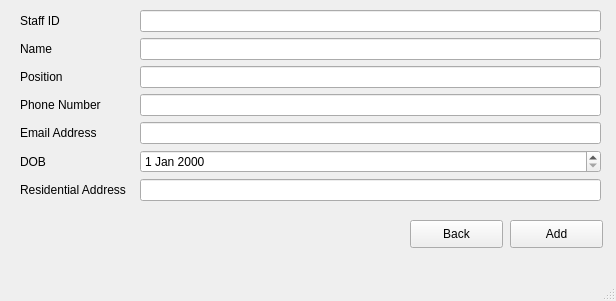
First picture: the form in ui_files/StaffAdd.ui, repository TahaZahid05/Restaurant-Managment-System, before the edit.
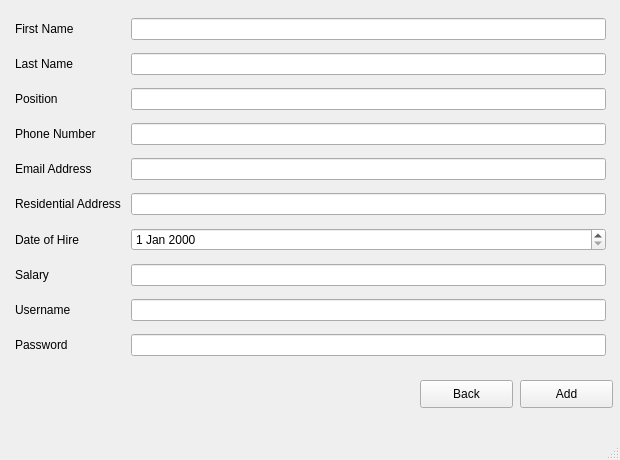
Second picture: the form after the edit.

Commit message: Staff management done

```diff
--- a/ui_files/StaffAdd.ui
+++ b/ui_files/StaffAdd.ui
@@ -6,10 +6,16 @@
    <rect>
     <x>0</x>
     <y>0</y>
-    <width>616</width>
-    <height>301</height>
+    <width>620</width>
+    <height>460</height>
    </rect>
   </property>
+  <property name="sizePolicy">
+   <sizepolicy hsizetype="Fixed" vsizetype="Fixed">
+    <horstretch>0</horstretch>
+    <verstretch>0</verstretch>
+   </sizepolicy>
+  </property>
   <property name="windowTitle">
    <string>Add Staff</string>
   </property>
@@ -17,8 +23,8 @@
    <widget class="QPushButton" name="addStaffButton">
     <property name="geometry">
      <rect>
-      <x>510</x>
-      <y>220</y>
+      <x>520</x>
+      <y>380</y>
       <width>93</width>
       <height>28</height>
      </rect>
@@ -27,31 +33,83 @@
      <string>Add</string>
     </property>
    </widget>
+   <widget class="QPushButton" name="backButton">
+    <property name="geometry">
+     <rect>
+      <x>420</x>
+      <y>380</y>
+      <width>93</width>
+      <height>28</height>
+     </rect>
+    </property>
+    <property name="text">
+     <string>Back</string>
+    </property>
+   </widget>
    <widget class="QWidget" name="gridLayoutWidget">
     <property name="geometry">
      <rect>
-      <x>20</x>
+      <x>10</x>
       <y>10</y>
-      <width>581</width>
-      <height>198</height>
+      <width>601</width>
+      <height>361</height>
      </rect>
     </property>
-    <layout class="QGridLayout" name="gridLayout" rowstretch="0,0,0,0,0,0,0" columnstretch="0,0">
+    <layout class="QGridLayout" name="gridLayout" rowstretch="0,0,0,0,0,0,0,0,0,0" columnstretch="0,0">
+     <property name="leftMargin">
+      <number>5</number>
+     </property>
+     <property name="rightMargin">
+      <number>5</number>
+     </property>
      <property name="horizontalSpacing">
-      <number>14</number>
+      <number>10</number>
      </property>
-     <item row="5" column="1">
-      <widget class="QDateEdit" name="dateEdit"/>
+     <property name="verticalSpacing">
+      <number>5</number>
+     </property>
+     <item row="0" column="0">
+      <widget class="QLabel" name="label_4">
+       <property name="text">
+        <string>First Name</string>
+       </property>
+      </widget>
+     </item>
+     <item row="0" column="1">
+      <widget class="QLineEdit" name="lineEdit_7"/>
+     </item>
+     <item row="8" column="1">
+      <widget class="QLineEdit" name="lineEdit_8"/>
      </item>
      <item row="5" column="0">
+      <widget class="QLabel" name="label_2">
+       <property name="text">
+        <string>Residential Address</string>
+       </property>
+      </widget>
+     </item>
+     <item row="6" column="0">
       <widget class="QLabel" name="label">
        <property name="text">
-        <string>DOB</string>
+        <string>Date of Hire</string>
        </property>
       </widget>
      </item>
      <item row="2" column="1">
-      <widget class="QLineEdit" name="emailAddress"/>
+      <widget class="QLineEdit" name="lineEdit_4"/>
+     </item>
+     <item row="6" column="1">
+      <widget class="QDateEdit" name="dateEdit"/>
+     </item>
+     <item row="5" column="1">
+      <widget class="QLineEdit" name="lineEdit"/>
+     </item>
+     <item row="1" column="0">
+      <widget class="QLabel" name="label_5">
+       <property name="text">
+        <string>Last Name</string>
+       </property>
+      </widget>
      </item>
      <item row="1" column="1">
       <widget class="QLineEdit" name="userName"/>
@@ -59,23 +117,6 @@
      <item row="3" column="1">
       <widget class="QLineEdit" name="lineEdit_5"/>
      </item>
-     <item row="1" column="0">
-      <widget class="QLabel" name="label_5">
-       <property name="text">
-        <string>Name</string>
-       </property>
-      </widget>
-     </item>
-     <item row="2" column="0">
-      <widget class="QLabel" name="label_6">
-       <property name="text">
-        <string>Position</string>
-       </property>
-      </widget>
-     </item>
-     <item row="4" column="1">
-      <widget class="QLineEdit" name="lineEdit_6"/>
-     </item>
      <item row="3" column="0">
       <widget class="QLabel" name="label_9">
        <property name="text">
@@ -83,13 +124,13 @@
        </property>
       </widget>
      </item>
-     <item row="0" column="1">
-      <widget class="QLineEdit" name="lineEdit_7"/>
+     <item row="4" column="1">
+      <widget class="QLineEdit" name="lineEdit_6"/>
      </item>
-     <item row="0" column="0">
-      <widget class="QLabel" name="label_7">
+     <item row="2" column="0">
+      <widget class="QLabel" name="label_6">
        <property name="text">
-        <string>Staff ID</string>
+        <string>Position</string>
        </property>
       </widget>
      </item>
@@ -100,31 +141,35 @@
        </property>
       </widget>
      </item>
-     <item row="6" column="0">
-      <widget class="QLabel" name="label_2">
+     <item row="7" column="1">
+      <widget class="QLineEdit" name="lineEdit_2"/>
+     </item>
+     <item row="7" column="0">
+      <widget class="QLabel" name="label_3">
        <property name="text">
-        <string>Residential Address</string>
+        <string>Salary</string>
        </property>
       </widget>
      </item>
-     <item row="6" column="1">
-      <widget class="QLineEdit" name="lineEdit"/>
+     <item row="9" column="1">
+      <widget class="QLineEdit" name="lineEdit_9"/>
+     </item>
+     <item row="8" column="0">
+      <widget class="QLabel" name="label_7">
+       <property name="text">
+        <string>Username</string>
+       </property>
+      </widget>
+     </item>
+     <item row="9" column="0">
+      <widget class="QLabel" name="label_10">
+       <property name="text">
+        <string>Password</string>
+       </property>
+      </widget>
      </item>
     </layout>
    </widget>
-   <widget class="QPushButton" name="backButton">
-    <property name="geometry">
-     <rect>
-      <x>410</x>
-      <y>220</y>
-      <width>93</width>
-      <height>28</height>
-     </rect>
-    </property>
-    <property name="text">
-     <string>Back</string>
-    </property>
-   </widget>
   </widget>
   <widget class="QMenuBar" name="menubar">
    <property name="geometry">
```
Left out of the diff: 6 changed lines with no effect on the pictures. The commit also changes 3 other files.
